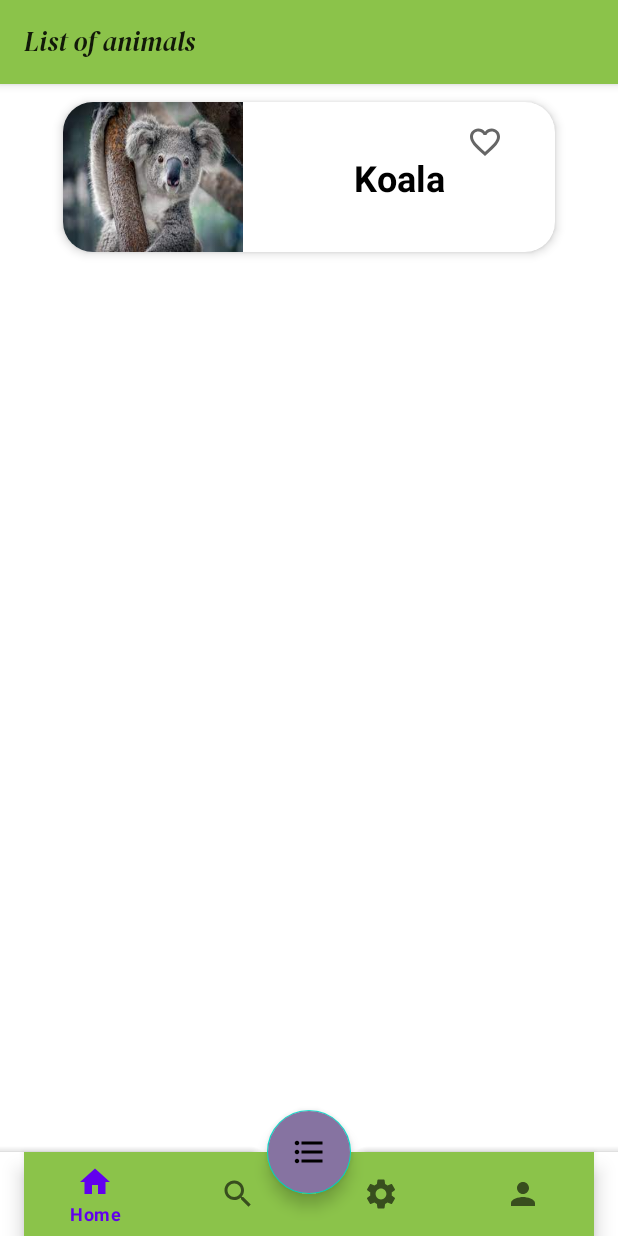
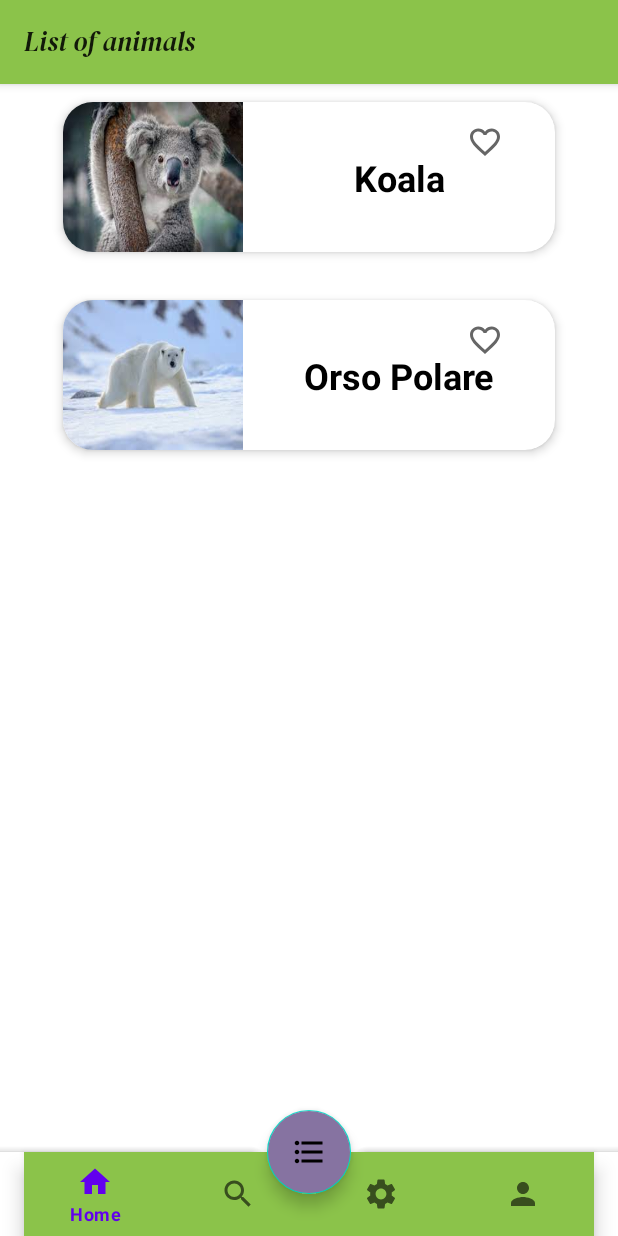
Before and after one commit to MarcoCostantini26/EcoGuardians, an Android app: the screen it shows after launch (MainActivity), after a tap on "List_of_animals", on a phone screen of 412 x 824 dp. Run offline under Robolectric (Android 15) with nearby library versions, the phone set to English and light mode, and no system bars; our stand-ins replace Room's generated code; libraries missing offline, so code that uses them is left out: com.karumi.dexter.

Commit message:
add new animal "Orso Polare"

```diff
--- a/app/build.gradle.kts
+++ b/app/build.gradle.kts
@@ -74,6 +74,8 @@ dependencies {
     annotationProcessor ("com.github.bumptech.glide:compiler:4.11.0")
 
     //
+    implementation ("com.google.android.gms:play-services-maps:18.1.0")
+    implementation("com.karumi:dexter:6.2.2")
     implementation("androidx.core:core-ktx:1.9.0")
     implementation("androidx.room:room-ktx:$room_version")
     implementation("androidx.appcompat:appcompat:1.6.1")
--- a/app/src/main/java/com/example/ecoguardians/JsonAnimal.kt
+++ b/app/src/main/java/com/example/ecoguardians/JsonAnimal.kt
@@ -14,8 +14,24 @@ class JsonAnimal {
             "threats": "n sacc",
             "whatYouCanDo": "n sacc",
             "seriousLink": "n sacc",
-            "latitude": 1000,
-            "longitude": 1000
+            "latitude": -34.0833333 ,
+            "longitude": 151.0833333
+        }
+    """
+
+    val animal2 = """
+        {
+            "name": "Orso Polare",
+            "position": "Polo Nord",
+            "numberSpecies": "30.000",
+            "classification": "Mammifero",
+            "averageLife": "30",
+            "animalDescription": "orso description",
+            "threats": "n sacc",
+            "whatYouCanDo": "n sacc",
+            "seriousLink": "n sacc",
+            "latitude": 58.76841 ,
+            "longitude": -94.164963
         }
     """
 
--- a/app/src/main/java/com/example/ecoguardians/MainActivity.kt
+++ b/app/src/main/java/com/example/ecoguardians/MainActivity.kt
@@ -55,6 +55,11 @@ class MainActivity : AppCompatActivity() {
             json.getString("animalDescription"), json.getString("threats"), json.getString("whatYouCanDo"),
             json.getString("seriousLink"), json.getDouble("latitude"), json.getDouble("longitude"),false))
 
+        val json2 = JSONObject(JsonAnimal().animal2)
+        animalViewModel.addAnimal(Animal(json2.getString("name"), R.drawable.orsopolare, json2.getString("position"),
+            json2.getString("numberSpecies"), json2.getString("classification"), json2.getString("averageLife"),
+            json2.getString("animalDescription"), json2.getString("threats"), json2.getString("whatYouCanDo"),
+            json2.getString("seriousLink"), json2.getDouble("latitude"), json2.getDouble("longitude"),false))
         // SignIn fragment
         if(!isLogged){
             val fragmentLogIn = SigninFragment()
--- a/app/src/main/java/com/example/ecoguardians/SecondFragment.kt
+++ b/app/src/main/java/com/example/ecoguardians/SecondFragment.kt
@@ -56,12 +56,7 @@ class SecondFragment : Fragment(), AnimalAdapter.ItemClickListener{
                 }
                 withContext(Dispatchers.Main) {
                     if (view != null && isAdded) {
-                        handleAnimalNames(animalViewModel.getImage(animalNames[0]),animalNames,
-                            animalViewModel.getNumberSpecies(animalNames[0]), animalViewModel.getClassification(animalNames[0]),
-                                animalViewModel.getPosition(animalNames[0]), animalViewModel.getAverageLife(animalNames[0]),
-                                animalViewModel.getDescription(animalNames[0]), animalViewModel.getThreats(animalNames[0]),
-                                animalViewModel.getWhatYouCanDo(animalNames[0]), animalViewModel.getSeriousLink(animalNames[0]),
-                                animalViewModel.getLatitude(animalNames[0]), animalViewModel.getLongitude(animalNames[0]))
+                        handleAnimalNames(animalNames, animalViewModel)
                     }
                 }
             } catch (_: Exception) {
@@ -75,12 +70,22 @@ class SecondFragment : Fragment(), AnimalAdapter.ItemClickListener{
     }
 
     @SuppressLint("NotifyDataSetChanged")
-    private fun handleAnimalNames(image: Int, names: List<String>, numberSpecies: String, classification: String,
-                                  position: String, averageLife: String, description: String, threats: String,
-                                  whatYouCanDo: String, seriousLink: String, latitude: Double, longitude: Double) {
+    //provare a mettere qua le query
+    private suspend fun handleAnimalNames(names: List<String>, animalViewModel : AnimalViewModel) {
         if (names.isNotEmpty()) {
-            animalShowcaseList.add(AnimalShowcase(image, names[0], numberSpecies, classification, position, averageLife, description,
-                threats, whatYouCanDo, seriousLink, latitude, longitude))
+            animalShowcaseList.add(AnimalShowcase(animalViewModel.getImage(names[0]),names[0],
+                animalViewModel.getNumberSpecies(names[0]), animalViewModel.getClassification(names[0]),
+                animalViewModel.getPosition(names[0]), animalViewModel.getAverageLife(names[0]),
+                animalViewModel.getDescription(names[0]), animalViewModel.getThreats(names[0]),
+                animalViewModel.getWhatYouCanDo(names[0]), animalViewModel.getSeriousLink(names[0]),
+                animalViewModel.getLatitude(names[0]), animalViewModel.getLongitude(names[0])))
+
+            animalShowcaseList.add(AnimalShowcase(animalViewModel.getImage(names[1]),names[1],
+                animalViewModel.getNumberSpecies(names[1]), animalViewModel.getClassification(names[1]),
+                animalViewModel.getPosition(names[1]), animalViewModel.getAverageLife(names[1]),
+                animalViewModel.getDescription(names[1]), animalViewModel.getThreats(names[1]),
+                animalViewModel.getWhatYouCanDo(names[1]), animalViewModel.getSeriousLink(names[1]),
+                animalViewModel.getLatitude(names[1]), animalViewModel.getLongitude(names[1])))
         }
         animalAdapter.notifyDataSetChanged()
     }
--- a/app/src/main/res/layout/fragment_map.xml
+++ b/app/src/main/res/layout/fragment_map.xml
@@ -8,9 +8,10 @@
 
     <com.google.android.gms.maps.MapView
         android:id="@+id/mapView"
-        android:contentDescription="mapView"
         android:layout_width="match_parent"
         android:layout_height="match_parent"
+        android:layout_marginBottom="50dp"
+        android:contentDescription="mapView"
         app:layout_constraintBottom_toBottomOf="parent"
         app:layout_constraintEnd_toEndOf="parent"
         app:layout_constraintStart_toStartOf="parent"
```
Also changed, not shown: app/src/main/AndroidManifest.xml (+5 -3 lines), app/src/main/java/com/example/ecoguardians/Map.kt (+59 -3 lines), app/src/main/res/drawable/orsopolare.jpg (added).
